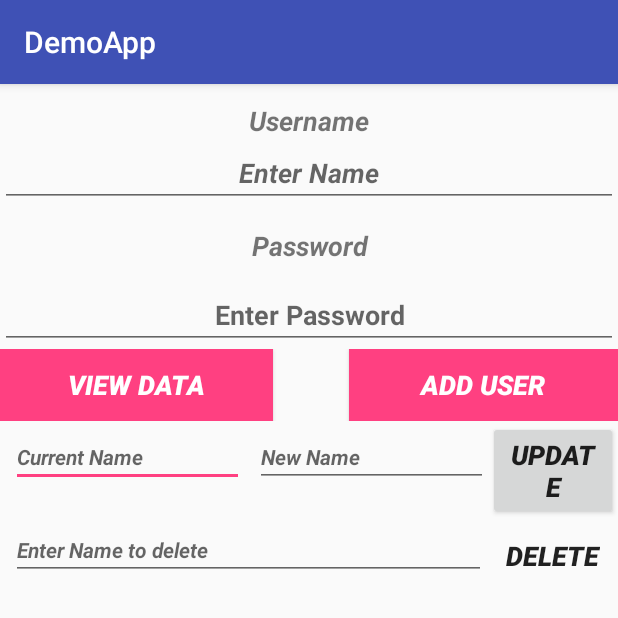
After one commit to sanjaynme/nast, an Android app: the DatabaseExample screen opened directly, with no data from a screen before it, on a phone screen of 412 x 824 dp, the top half of it. The commit adds this screen. Run offline under Robolectric (Android 15) with nearby library versions, the phone set to English and light mode, and no system bars.

Commit message:
adding db

```diff
--- a/app/build.gradle
+++ b/app/build.gradle
@@ -36,6 +36,7 @@ dependencies {
     implementation 'com.google.code.gson:gson:2.8.2'
     implementation 'com.squareup.retrofit2:converter-gson:2.3.0'
     implementation 'com.squareup.okhttp3:logging-interceptor:3.8.1'
+
     //cardview
     implementation 'com.android.support:cardview-v7:27.1.1'
     //recyclerview
--- a/app/src/main/AndroidManifest.xml
+++ b/app/src/main/AndroidManifest.xml
@@ -3,6 +3,7 @@
     package="np.edu.nast.demoapp.demoapp">
 
     <uses-permission android:name="android.permission.INTERNET" />
+
     <application
         android:allowBackup="true"
         android:icon="@mipmap/ic_launcher"
@@ -18,7 +19,8 @@
             </intent-filter>
         </activity>
         <activity android:name=".ui.LoginActivity" />
-        <activity android:name=".ui.RegisterActivity"/>
+        <activity android:name=".ui.RegisterActivity" />
+        <activity android:name=".DatabaseExample"/>
     </application>
 
 </manifest>
--- /dev/null
+++ b/app/src/main/java/np/edu/nast/demoapp/demoapp/DatabaseExample.java
@@ -0,0 +1,13 @@
+package np.edu.nast.demoapp.demoapp;
+
+import android.support.v7.app.AppCompatActivity;
+import android.os.Bundle;
+
+public class DatabaseExample extends AppCompatActivity {
+
+    @Override
+    protected void onCreate(Bundle savedInstanceState) {
+        super.onCreate(savedInstanceState);
+        setContentView(R.layout.activity_database_example);
+    }
+}
--- a/app/src/main/java/np/edu/nast/demoapp/demoapp/data/ApiService.java
+++ b/app/src/main/java/np/edu/nast/demoapp/demoapp/data/ApiService.java
@@ -19,6 +19,4 @@ public class ApiService {
         @GET("v2/5a96abc232000057005e2ed7")
         public Call<List<ApiObject>> getAllPost();
     }
-
-
 }
--- a/app/src/main/java/np/edu/nast/demoapp/demoapp/ui/LoginActivity.java
+++ b/app/src/main/java/np/edu/nast/demoapp/demoapp/ui/LoginActivity.java
@@ -66,20 +66,8 @@ public class LoginActivity extends AppCompatActivity {
                 }
             }
         });
-        ApiService.getServiceClass().getAllPost().enqueue(new Callback<List<ApiObject>>() {
-            @Override
-            public void onResponse(Call<List<ApiObject>> call, Response<List<ApiObject>> response) {
-                if (response.isSuccessful()) {
-                    List<ApiObject> postList = response.body();
-                    Log.d("", "Returned count " + postList.size());
-                }
-            }
 
-            @Override
-            public void onFailure(Call<List<ApiObject>> call, Throwable t) {
-                Log.d("", "error loading from API");
-            }
-        });
+
         btnLogin.setOnClickListener(new View.OnClickListener() {
             @Override
             public void onClick(View view) {
@@ -91,6 +79,9 @@ public class LoginActivity extends AppCompatActivity {
                 }
             }
         });
+
+
+
 
     }
 
--- a/app/src/main/java/np/edu/nast/demoapp/demoapp/ui/SplashActivity.java
+++ b/app/src/main/java/np/edu/nast/demoapp/demoapp/ui/SplashActivity.java
@@ -2,10 +2,18 @@ package np.edu.nast.demoapp.demoapp.ui;
 
 import android.support.v7.app.AppCompatActivity;
 import android.os.Bundle;
+import android.util.Log;
 import android.view.View;
 import android.widget.Button;
 
+import java.util.List;
+
 import np.edu.nast.demoapp.demoapp.R;
+import np.edu.nast.demoapp.demoapp.data.ApiObject;
+import np.edu.nast.demoapp.demoapp.data.ApiService;
+import retrofit2.Call;
+import retrofit2.Callback;
+import retrofit2.Response;
 
 public class SplashActivity extends AppCompatActivity {
     Button btnRegister;
@@ -33,6 +41,19 @@ public class SplashActivity extends AppCompatActivity {
                 overridePendingTransition(R.anim.slide_in_right, R.anim.slide_out_left);
             }
         });
+        ApiService.getServiceClass().getAllPost().enqueue(new Callback<List<ApiObject>>() {
+            @Override
+            public void onResponse(Call<List<ApiObject>> call, Response<List<ApiObject>> response) {
+                if (response.isSuccessful()) {
+                }
+            }
+
+            @Override
+            public void onFailure(Call<List<ApiObject>> call, Throwable t) {
+                Log.d("", "Error msg is :::" + t.getMessage());
+            }
+        });
+
     }
 
     @Override
--- /dev/null
+++ b/app/src/main/res/layout/activity_database_example.xml
@@ -0,0 +1,176 @@
+<?xml version="1.0" encoding="utf-8"?>
+<ScrollView xmlns:android="http://schemas.android.com/apk/res/android"
+    xmlns:app="http://schemas.android.com/apk/res-auto"
+    xmlns:tools="http://schemas.android.com/tools"
+    android:layout_width="match_parent"
+    android:layout_height="match_parent"
+    tools:context=".DatabaseExample">
+
+
+    <RelativeLayout
+        android:layout_width="match_parent"
+        android:layout_height="wrap_content">
+
+        <TextView
+            android:id="@+id/tv_username"
+            android:layout_width="match_parent"
+            android:layout_height="wrap_content"
+            android:layout_alignParentLeft="true"
+            android:layout_alignParentStart="true"
+            android:layout_alignParentTop="true"
+            android:layout_marginTop="12dp"
+            android:gravity="center"
+            android:text="@string/username"
+            android:textSize="18sp"
+            android:textStyle="bold|italic"
+            tools:ignore="RtlHardcoded" />
+
+        <EditText
+            android:id="@+id/et_name"
+            android:layout_width="match_parent"
+            android:layout_height="wrap_content"
+            android:layout_alignParentEnd="true"
+            android:layout_alignParentRight="true"
+            android:layout_below="@+id/tv_username"
+            android:ems="10"
+            android:gravity="center_vertical|center"
+            android:hint="@string/enter_user"
+            android:inputType="textPersonName"
+            android:textStyle="bold|italic"
+            tools:ignore="RtlHardcoded" />
+
+        <TextView
+            android:id="@+id/tv_password"
+            android:layout_width="match_parent"
+            android:layout_height="wrap_content"
+            android:layout_alignParentEnd="true"
+            android:layout_alignParentRight="true"
+            android:layout_below="@+id/et_name"
+            android:layout_marginTop="13dp"
+            android:gravity="center"
+            android:hint="@string/enter_password"
+            android:text="@string/password"
+            android:textSize="18sp"
+            android:textStyle="bold|italic"
+            tools:ignore="RtlHardcoded" />
+
+        <EditText
+            android:id="@+id/et_password"
+            android:layout_width="match_parent"
+            android:layout_height="wrap_content"
+            android:layout_alignParentLeft="true"
+            android:layout_alignParentStart="true"
+            android:layout_below="@+id/tv_password"
+            android:layout_marginTop="11dp"
+            android:ems="10"
+            android:gravity="center_vertical|center"
+            android:hint="@string/enter_password"
+            android:inputType="textPassword"
+            android:textAllCaps="false"
+            android:textSize="18sp"
+            android:textStyle="normal|bold"
+            tools:ignore="RtlHardcoded" />
+
+        <LinearLayout
+            android:id="@+id/ll_add_view"
+            android:layout_width="match_parent"
+            android:layout_height="wrap_content"
+            android:layout_below="@+id/et_password"
+            android:orientation="horizontal"
+            android:weightSum="2.5">
+
+            <Button
+                android:id="@+id/btn_view_data"
+                android:layout_width="wrap_content"
+                android:layout_height="wrap_content"
+                android:layout_weight="1"
+                android:background="@color/colorAccent"
+                android:text="@string/view_data"
+                android:textColor="@color/colorWhite"
+                android:textSize="18sp"
+                android:textStyle="bold|italic" />
+
+            <View
+                android:layout_width="5dp"
+                android:layout_height="wrap_content"
+                android:layout_weight="0.5" />
+
+            <Button
+                android:id="@+id/btn_add_user"
+                android:layout_width="wrap_content"
+                android:layout_height="wrap_content"
+                android:layout_weight="1"
+                android:background="@color/colorAccent"
+                android:text="@string/add_user"
+                android:textColor="@color/colorWhite"
+                android:textSize="18sp"
+                android:textStyle="bold|italic" />
+        </LinearLayout>
+
+        <LinearLayout
+            android:id="@+id/ll_update"
+            android:layout_width="match_parent"
+            android:layout_height="wrap_content"
+            android:layout_below="@+id/ll_add_view"
+            android:orientation="horizontal"
+            android:weightSum="4">
+
+            <EditText
+                android:id="@+id/et_current_user"
+                android:layout_width="wrap_content"
+                android:layout_height="wrap_content"
+                android:layout_marginStart="7dp"
+                android:layout_weight=" 1.5"
+                android:ems="10"
+                android:hint="@string/current_name"
+                android:inputType="textPersonName"
+                android:textSize="14sp"
+                android:textStyle="bold|italic" />
+
+            <EditText
+                android:id="@+id/et_new_user"
+                android:layout_width="wrap_content"
+                android:layout_height="wrap_content"
+                android:layout_marginStart="7dp"
+                android:layout_weight=" 1.5"
+                android:ems="10"
+                android:hint="@string/new_name"
+                android:inputType="textPersonName"
+                android:textSize="14sp"
+                android:textStyle="bold|italic" />
+
+            <Button
+                android:id="@+id/btn_update"
+                android:layout_width="wrap_content"
+                android:layout_height="wrap_content"
+                android:layout_weight="1"
+                android:text="@string/update"
+                android:textSize="18sp"
+                android:textStyle="italic|bold" />
+
+        </LinearLayout>
+
+        <EditText
+            android:id="@+id/et_del_user"
+            android:layout_width="match_parent"
+            android:layout_height="wrap_content"
+            android:layout_below="@+id/ll_update"
+            android:layout_marginStart="7dp"
+            android:layout_toStartOf="@+id/btn_del"
+            android:hint="@string/name_to_del"
+            android:inputType="textPersonName"
+            android:textSize="14sp"
+            android:textStyle="bold|italic" />
+
+        <Button
+            android:id="@+id/btn_del"
+            style="?borderlessButtonStyle"
+            android:layout_width="wrap_content"
+            android:layout_height="wrap_content"
+            android:layout_alignParentEnd="true"
+            android:layout_below="@+id/ll_update"
+            android:text="@string/delete"
+            android:textSize="18sp"
+            android:textStyle="bold|italic" />
+    </RelativeLayout>
+</ScrollView>
--- a/app/src/main/res/values/strings.xml
+++ b/app/src/main/res/values/strings.xml
@@ -22,4 +22,15 @@
     <string name="welcome">Welcome to my app</string>
     <string name="hint_state">State</string>
     <string name="hint_salary">Salary</string>
+    <string name="username">Username</string>
+    <string name="password">Password</string>
+    <string name="view_data">View Data</string>
+    <string name="add_user">Add User</string>
+    <string name="update">Update</string>
+    <string name="delete">Delete</string>
+    <string name="enter_user">Enter Name</string>
+    <string name="enter_password">Enter Password</string>
+    <string name="current_name">Current Name</string>
+    <string name="new_name">New Name</string>
+    <string name="name_to_del">Enter Name to delete</string>
 </resources>
```
